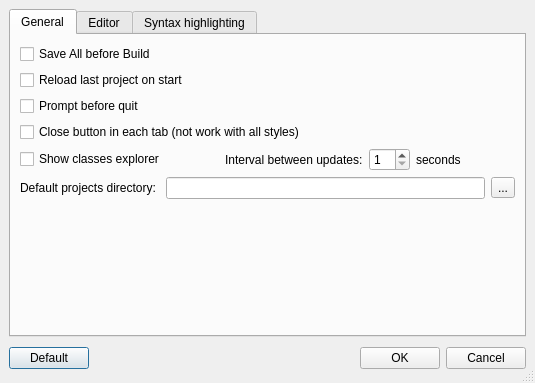
google-code-export/qdevelop, file ui/options.ui: the form before one commit.
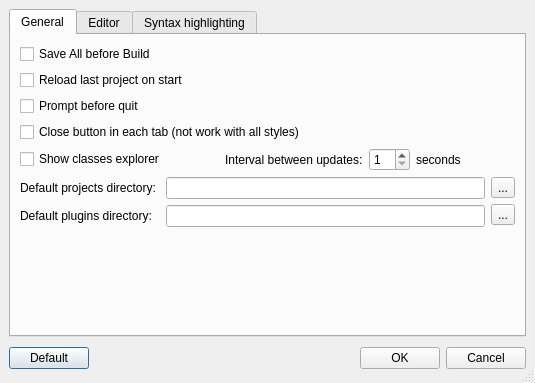
The form after the commit. Icons and pictures are not drawn.

Commit message: - In options dialog, allow to choose the plugins directory.

```diff
--- a/ui/options.ui
+++ b/ui/options.ui
@@ -156,6 +156,14 @@
             <number>6</number>
            </property>
            <item>
+            <layout class="QVBoxLayout" >
+             <property name="margin" >
+              <number>0</number>
+             </property>
+             <property name="spacing" >
+              <number>6</number>
+             </property>
+             <item>
             <widget class="QLabel" name="label_12" >
              <property name="text" >
               <string>Default projects directory: </string>
@@ -163,14 +171,53 @@
             </widget>
            </item>
            <item>
+              <widget class="QLabel" name="label_15" >
+               <property name="text" >
+                <string>Default plugins directory: </string>
+               </property>
+              </widget>
+             </item>
+            </layout>
+           </item>
+           <item>
+            <layout class="QVBoxLayout" >
+             <property name="margin" >
+              <number>0</number>
+             </property>
+             <property name="spacing" >
+              <number>6</number>
+             </property>
+             <item>
             <widget class="QLineEdit" name="projectsDirectory" />
            </item>
            <item>
+              <widget class="QLineEdit" name="pluginsDirectory" />
+             </item>
+            </layout>
+           </item>
+           <item>
+            <layout class="QVBoxLayout" >
+             <property name="margin" >
+              <number>0</number>
+             </property>
+             <property name="spacing" >
+              <number>6</number>
+             </property>
+             <item>
             <widget class="QToolButton" name="chooseProjectsDirectory" >
              <property name="text" >
               <string>...</string>
              </property>
             </widget>
+             </item>
+             <item>
+              <widget class="QToolButton" name="choosePluginsDirectory" >
+               <property name="text" >
+                <string>...</string>
+               </property>
+              </widget>
+             </item>
+            </layout>
            </item>
           </layout>
          </item>
```
Lines whose indentation alone changed are shown as unchanged. The commit also changes 5 other files.
